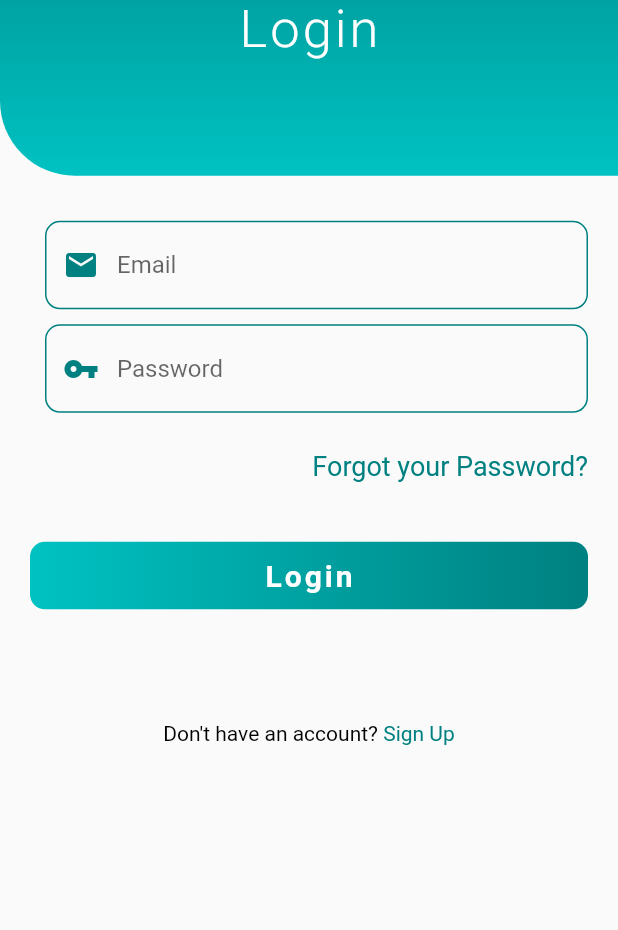
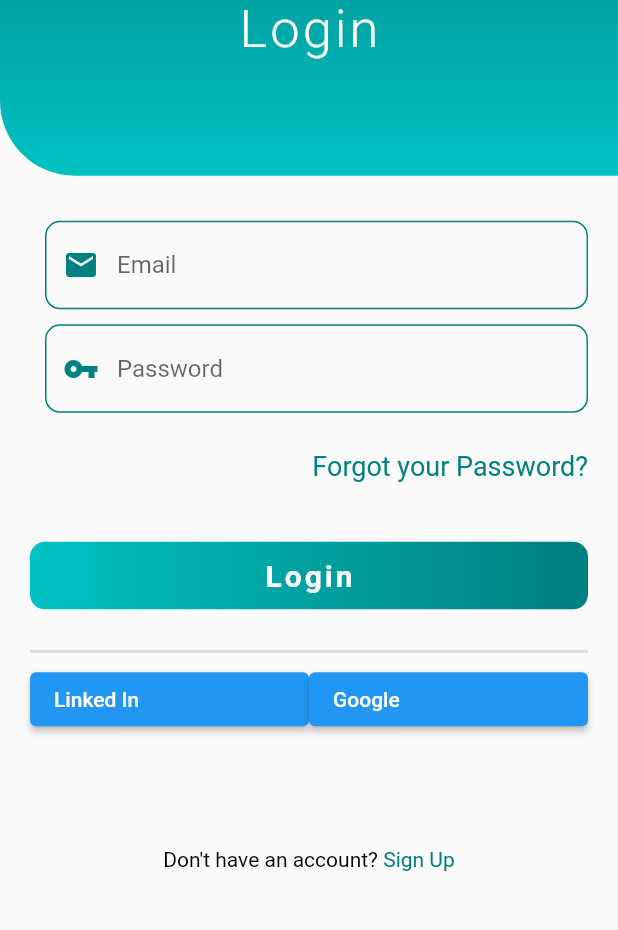
Before and after one commit to AnwarTuha/voting-system-mobile, a Flutter app: the screen it shows after launch, on a phone screen of 412 x 824 dp, the part 195-1125 px from its top. Run offline on Flutter 3.47's test engine with Material 2 defaults, Android fonts, the phone set to English and light mode, and no system bars; our stand-ins replace country_code_picker.

Commit message:
- adding social media sign in and sign up

```diff
--- a/voting_system_mobile/lib/model/register_model.dart
+++ b/voting_system_mobile/lib/model/register_model.dart
@@ -5,6 +5,7 @@ class RegisterResponseModel {
   RegisterResponseModel({this.user, this.error});
 
   factory RegisterResponseModel.fromJson(Map<String, dynamic> json) {
+    print(json["null"]);
     return RegisterResponseModel(
         user: json["user"] != null ? json["user"] : "",
         error: json["error"] != null ? json["error"] : "");
--- a/voting_system_mobile/lib/screens/login_screen.dart
+++ b/voting_system_mobile/lib/screens/login_screen.dart
@@ -9,6 +9,8 @@ import 'package:voting_system_mobile/widgets/progress_hud_modal.dart';
 import 'package:voting_system_mobile/widgets/text_input_container.dart';
 import 'package:voting_system_mobile/classes/validator.dart';
 import 'package:voting_system_mobile/model/login_model.dart';
+
+import '../utils/color_util.dart';
 
 class LoginPage extends StatefulWidget {
   static const String id = 'user_login';
@@ -129,6 +131,40 @@ class _LoginState extends State<LoginPage> {
                             },
                           ),
                         ),
+                        SizedBox(
+                          height: 20.0,
+                        ),
+                        Divider(thickness: 2.0),
+                        Row(
+                          children: <Widget>[
+                            Expanded(
+                              flex: 1,
+                              child: ElevatedButton(
+                                  onPressed: (){
+                                // Todo: implement sign in with linkedin
+                              },
+                                child: Row(
+                                  children: <Widget>[
+                                    Text('Linked In')
+                                  ],
+                                ),
+                              ),
+                            ),
+                            Expanded(
+                              flex: 1,
+                              child: ElevatedButton(
+                                onPressed: (){
+                                  // Todo: implement sign in with google
+                                },
+                                child: Row(
+                                  children: <Widget>[
+                                    Text('Google')
+                                  ],
+                                ),
+                              ),
+                            )
+                          ],
+                        ),
                         SizedBox(height: 75.0),
                         GestureDetector(
                           onTap: () {
--- a/voting_system_mobile/lib/screens/register_screen.dart
+++ b/voting_system_mobile/lib/screens/register_screen.dart
@@ -182,6 +182,8 @@ class _RegistrationState extends State<RegistrationPage> {
                                     MaterialPageRoute(
                                         builder: (context) => LoginPage()));
                               } else {
+                                print(response.user);
+                                print(response.error);
                                 final snackBar = SnackBar(
                                   content: Text("Error: ${response.error}"),
                                 );
@@ -189,8 +191,6 @@ class _RegistrationState extends State<RegistrationPage> {
                                     .showSnackBar(snackBar);
                               }
                             });
-
-                            print(requestModel.toJson());
                           }
                         },
                       )),
--- a/voting_system_mobile/pubspec.yaml
+++ b/voting_system_mobile/pubspec.yaml
@@ -17,6 +17,7 @@ dependencies:
   http: ^0.13.2
   cupertino_icons: ^1.0.2
   country_code_picker: ^2.0.1
+  font_awesome: ^5.10.1
 
 dev_dependencies:
   flutter_test:
```
Also changed, not shown: voting_system_mobile/lib/classes/auth_service.dart (+3 -4 lines), voting_system_mobile/pubspec.lock.
